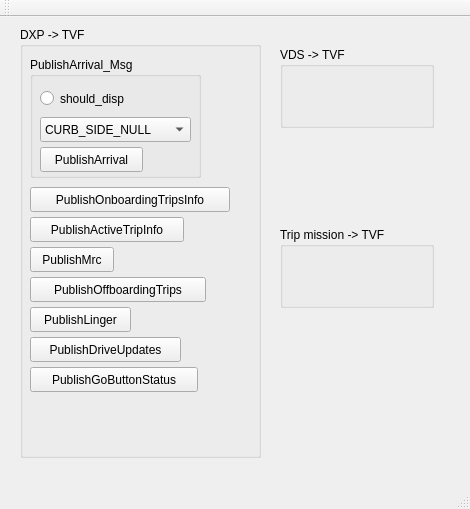
Qt form mainwindow.ui (davidjie1949/SOA_APP) before a commit.
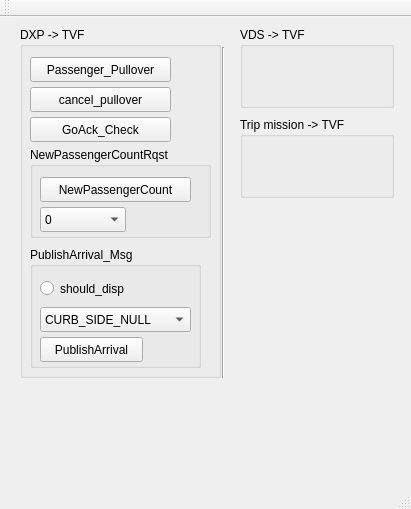
The same form after that commit.

What changed in the file:
```diff
--- a/mainwindow.ui
+++ b/mainwindow.ui
@@ -6,7 +6,7 @@
    <rect>
     <x>0</x>
     <y>0</y>
-    <width>470</width>
+    <width>411</width>
     <height>509</height>
    </rect>
   </property>
@@ -19,109 +19,18 @@
      <rect>
       <x>20</x>
       <y>10</y>
-      <width>241</width>
-      <height>431</height>
+      <width>201</width>
+      <height>351</height>
      </rect>
     </property>
     <property name="title">
      <string>DXP -&gt; TVF</string>
     </property>
-    <widget class="QPushButton" name="PublishLinger">
-     <property name="geometry">
-      <rect>
-       <x>10</x>
-       <y>280</y>
-       <width>101</width>
-       <height>25</height>
-      </rect>
-     </property>
-     <property name="text">
-      <string>PublishLinger</string>
-     </property>
-    </widget>
-    <widget class="QPushButton" name="OnboardingTripInfo">
-     <property name="geometry">
-      <rect>
-       <x>10</x>
-       <y>160</y>
-       <width>200</width>
-       <height>25</height>
-      </rect>
-     </property>
-     <property name="text">
-      <string>PublishOnboardingTripsInfo</string>
-     </property>
-    </widget>
-    <widget class="QPushButton" name="PublishActiveTripInfo">
-     <property name="geometry">
-      <rect>
-       <x>10</x>
-       <y>190</y>
-       <width>154</width>
-       <height>25</height>
-      </rect>
-     </property>
-     <property name="text">
-      <string>PublishActiveTripInfo</string>
-     </property>
-    </widget>
-    <widget class="QPushButton" name="PublishDriveUpdates">
-     <property name="geometry">
-      <rect>
-       <x>10</x>
-       <y>310</y>
-       <width>151</width>
-       <height>25</height>
-      </rect>
-     </property>
-     <property name="text">
-      <string>PublishDriveUpdates</string>
-     </property>
-    </widget>
-    <widget class="QPushButton" name="PublishMrc">
-     <property name="geometry">
-      <rect>
-       <x>10</x>
-       <y>220</y>
-       <width>84</width>
-       <height>25</height>
-      </rect>
-     </property>
-     <property name="text">
-      <string>PublishMrc</string>
-     </property>
-    </widget>
-    <widget class="QPushButton" name="PublishOffboardingTrips">
-     <property name="geometry">
-      <rect>
-       <x>10</x>
-       <y>250</y>
-       <width>176</width>
-       <height>25</height>
-      </rect>
-     </property>
-     <property name="text">
-      <string>PublishOffboardingTrips</string>
-     </property>
-    </widget>
-    <widget class="QPushButton" name="PublishGoButtonStatus">
-     <property name="geometry">
-      <rect>
-       <x>10</x>
-       <y>340</y>
-       <width>168</width>
-       <height>25</height>
-      </rect>
-     </property>
-     <property name="text">
-      <string>PublishGoButtonStatus</string>
-     </property>
-    </widget>
     <widget class="QGroupBox" name="PublishArrival_Msg">
      <property name="geometry">
       <rect>
        <x>10</x>
-       <y>30</y>
+       <y>220</y>
        <width>171</width>
        <height>121</height>
       </rect>
@@ -191,12 +100,112 @@
       </item>
      </widget>
     </widget>
+    <widget class="QGroupBox" name="groupBox_6">
+     <property name="geometry">
+      <rect>
+       <x>10</x>
+       <y>120</y>
+       <width>181</width>
+       <height>91</height>
+      </rect>
+     </property>
+     <property name="title">
+      <string>NewPassengerCountRqst</string>
+     </property>
+     <widget class="QPushButton" name="NewPassengerCount">
+      <property name="geometry">
+       <rect>
+        <x>10</x>
+        <y>30</y>
+        <width>151</width>
+        <height>25</height>
+       </rect>
+      </property>
+      <property name="text">
+       <string>NewPassengerCount</string>
+      </property>
+     </widget>
+     <widget class="QComboBox" name="pass_count">
+      <property name="geometry">
+       <rect>
+        <x>10</x>
+        <y>60</y>
+        <width>86</width>
+        <height>25</height>
+       </rect>
+      </property>
+      <item>
+       <property name="text">
+        <string>0</string>
+       </property>
+      </item>
+      <item>
+       <property name="text">
+        <string>1</string>
+       </property>
+      </item>
+      <item>
+       <property name="text">
+        <string>2</string>
+       </property>
+      </item>
+      <item>
+       <property name="text">
+        <string>3</string>
+       </property>
+      </item>
+      <item>
+       <property name="text">
+        <string>4</string>
+       </property>
+      </item>
+     </widget>
+    </widget>
+    <widget class="QPushButton" name="Passenger_Pullover">
+     <property name="geometry">
+      <rect>
+       <x>10</x>
+       <y>30</y>
+       <width>141</width>
+       <height>25</height>
+      </rect>
+     </property>
+     <property name="text">
+      <string>Passenger_Pullover</string>
+     </property>
+    </widget>
+    <widget class="QPushButton" name="cancel_pullover">
+     <property name="geometry">
+      <rect>
+       <x>10</x>
+       <y>60</y>
+       <width>141</width>
+       <height>25</height>
+      </rect>
+     </property>
+     <property name="text">
+      <string>cancel_pullover</string>
+     </property>
+    </widget>
+    <widget class="QPushButton" name="GoAck_Check">
+     <property name="geometry">
+      <rect>
+       <x>10</x>
+       <y>90</y>
+       <width>141</width>
+       <height>25</height>
+      </rect>
+     </property>
+     <property name="text">
+      <string>GoAck_Check</string>
+     </property>
+    </widget>
    </widget>
    <widget class="QGroupBox" name="groupBox_2">
     <property name="geometry">
      <rect>
-      <x>280</x>
-      <y>210</y>
+      <x>240</x>
+      <y>100</y>
       <width>154</width>
       <height>81</height>
      </rect>
@@ -208,8 +217,8 @@
    <widget class="QGroupBox" name="groupBox_4">
     <property name="geometry">
      <rect>
-      <x>280</x>
-      <y>30</y>
+      <x>240</x>
+      <y>10</y>
       <width>154</width>
       <height>81</height>
      </rect>
@@ -218,6 +227,19 @@
      <string>VDS -&gt; TVF</string>
     </property>
    </widget>
+   <widget class="Line" name="line">
+    <property name="geometry">
+     <rect>
+      <x>213</x>
+      <y>30</y>
+      <width>20</width>
+      <height>331</height>
+     </rect>
+    </property>
+    <property name="orientation">
+     <enum>Qt::Vertical</enum>
+    </property>
+   </widget>
   </widget>
   <widget class="QMenuBar" name="menuBar">
    <property name="geometry">
```
Left out of the diff: 9 changed lines with no effect on the pictures.
